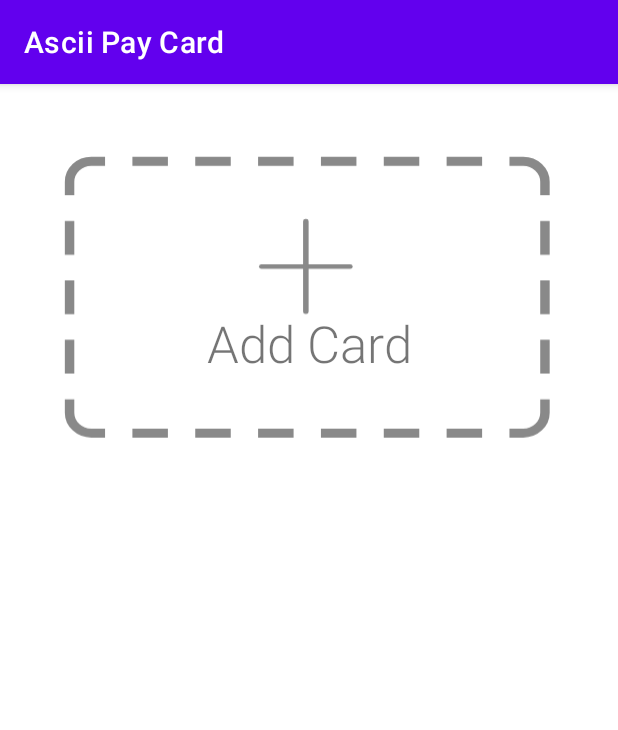
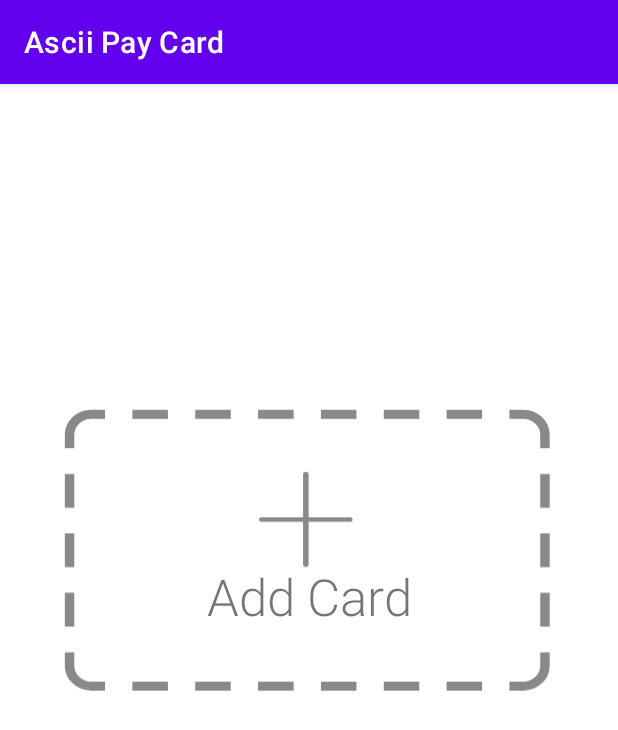
Before and after one commit to ascii-dresden/ascii-pay-android, an Android app: the screen it shows after launch (MainActivity), on a phone screen of 412 x 824 dp. Shown: the top 730 px of the screen. Run offline under Robolectric (Android 15) with nearby library versions, the phone set to English and light mode, and no system bars.

Commit message:
added several visual changes

```diff
--- a/app/src/main/java/org/ascii/asciiPayCompanion/MainActivity.kt
+++ b/app/src/main/java/org/ascii/asciiPayCompanion/MainActivity.kt
@@ -37,12 +37,16 @@ class MainActivity : AppCompatActivity() {
         accountManager = AccountDataManager(this)
         accountManager.registerAccountUser(AccountListener())
 
-        // create login ui for testing purposes
+        loginDialog()
+    }
+
+    private fun loginDialog(){
         AlertDialog.Builder(this)
             .setView(R.layout.password_prompt)
             .setCancelable(true)
             // TODO add action
-            .setPositiveButton("Login", DialogInterface.OnClickListener() {_, _ -> })
+            .setPositiveButton(getString(R.string.LoginOption)) { _, _ -> }
+            .setNegativeButton(getString(android.R.string.cancel)) { dialog, _ -> dialog.cancel() }
             .show()
     }
 
--- a/app/src/main/res/layout/activity_main.xml
+++ b/app/src/main/res/layout/activity_main.xml
@@ -11,14 +11,18 @@
         android:layout_width="360dp"
         android:layout_height="245dp"
         android:layout_margin="20dp"
+        android:layout_marginStart="16dp"
+        android:layout_marginEnd="16dp"
         android:visibility="visible"
         app:cardBackgroundColor="@color/white"
         app:cardCornerRadius="20dp"
         app:cardElevation="5dp"
         app:cardUseCompatPadding="true"
+        app:layout_constraintBottom_toBottomOf="parent"
         app:layout_constraintEnd_toEndOf="parent"
         app:layout_constraintStart_toStartOf="parent"
-        app:layout_constraintTop_toTopOf="parent">
+        app:layout_constraintTop_toTopOf="parent"
+        app:layout_constraintVertical_bias="0.36">
 
         <ImageView
             android:id="@+id/imageView"
@@ -62,13 +66,17 @@
         android:layout_width="360dp"
         android:layout_height="245dp"
         android:layout_margin="20dp"
+        android:layout_marginStart="16dp"
+        android:layout_marginEnd="16dp"
         app:cardBackgroundColor="@color/white"
         app:cardCornerRadius="20dp"
         app:cardElevation="0dp"
         app:cardUseCompatPadding="false"
+        app:layout_constraintBottom_toBottomOf="parent"
         app:layout_constraintEnd_toEndOf="parent"
         app:layout_constraintStart_toStartOf="parent"
-        app:layout_constraintTop_toTopOf="parent">
+        app:layout_constraintTop_toTopOf="parent"
+        app:layout_constraintVertical_bias="0.35000002">
 
         <ImageView
             android:id="@+id/AddCardPreview"
--- a/app/src/main/res/values/strings.xml
+++ b/app/src/main/res/values/strings.xml
@@ -20,4 +20,6 @@
     <string name="login_failed">"Login failed"</string>
     <string name="title_activity_login">LoginActivity</string>
     <string name="ascii_pay_login">Ascii Pay Login</string>
+    <string name="LoginOption">Login</string>
+    <string name="WrongCredentials">Username or password are incorrect. Please try again.</string>
 </resources>
```
Also changed, not shown: app/src/main/res/layout/password_prompt.xml (+19 -3 lines).
